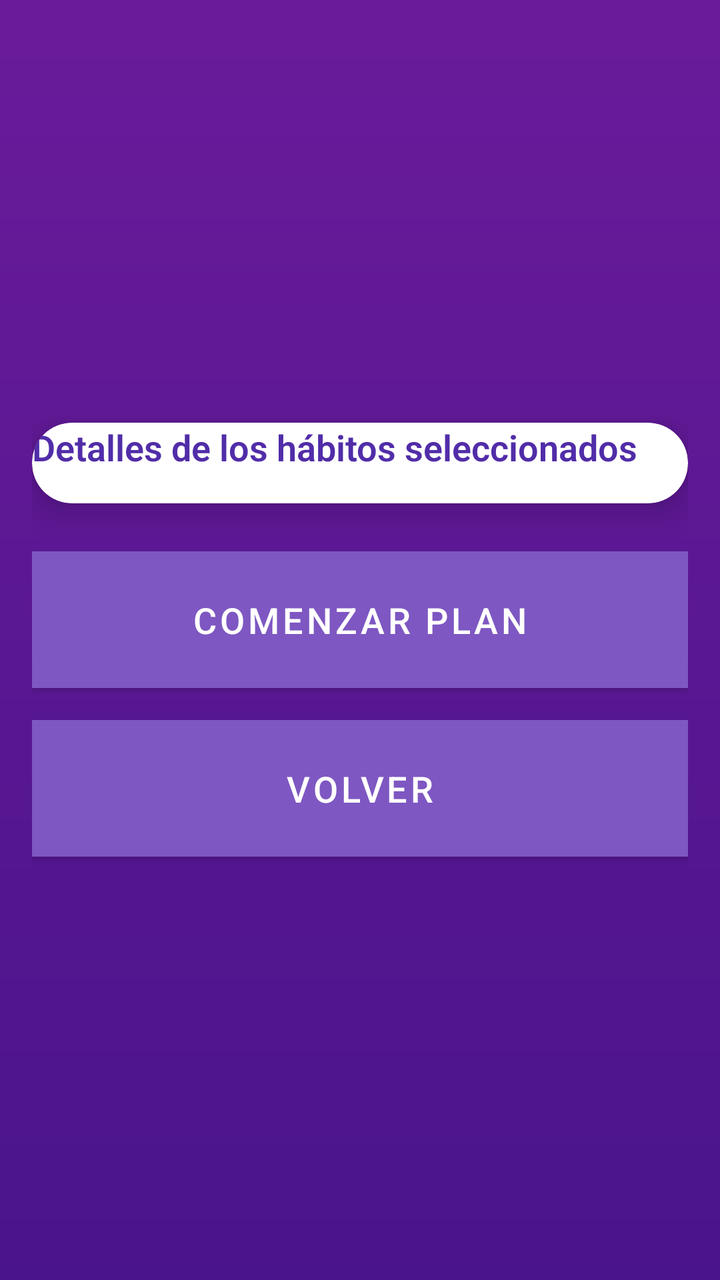
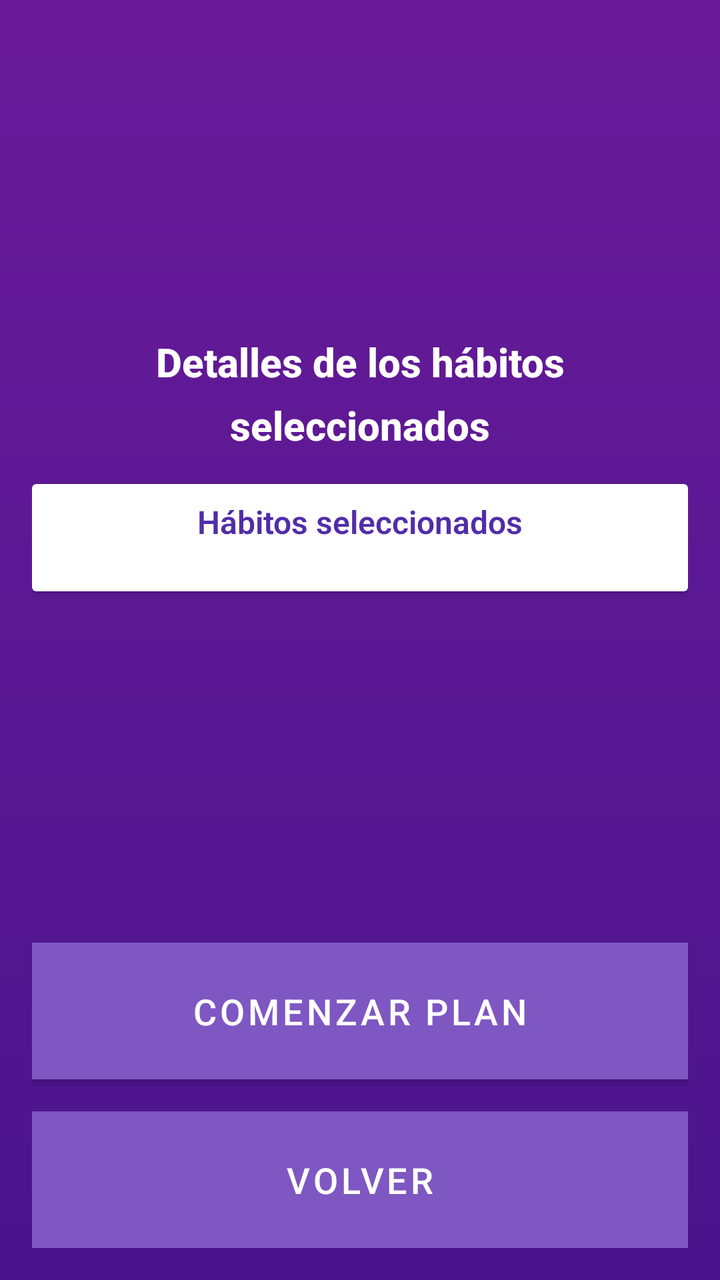

The first picture is an Android layout as it rendered before a commit; the second is the same layout after the commit. The layout source and the unified diff follow.
<!-- AndroidManifest.xml: application theme Theme.MalosH -->
<!-- res/layout/fragment_resumen.xml -->
<?xml version="1.0" encoding="utf-8"?>
<LinearLayout xmlns:android="http://schemas.android.com/apk/res/android"
    android:layout_width="match_parent"
    android:layout_height="match_parent"
    xmlns:app="http://schemas.android.com/apk/res-auto"
    android:orientation="vertical"
    android:gravity="center"
    android:padding="16dp"
    android:background="@drawable/background_gradient">

    
    <androidx.cardview.widget.CardView
        android:layout_width="match_parent"
        android:layout_height="wrap_content"
        android:layout_marginBottom="24dp"
        app:cardCornerRadius="20dp"
        app:cardElevation="10dp"
        android:padding="24dp"
        android:backgroundTint="@android:color/white"
        android:gravity="center">

        
        <TextView
            android:id="@+id/detallesTextView"
            android:layout_width="wrap_content"
            android:layout_height="wrap_content"
            android:text="Detalles de los hábitos seleccionados"
            android:textColor="@color/purple_dark"
            android:textSize="18sp"
            android:textAlignment="center"
            android:textStyle="bold"
            android:fontFamily="sans-serif-light"
            android:layout_marginBottom="16dp" />
    </androidx.cardview.widget.CardView>

    
    <Button
        android:id="@+id/comenzarPlanButton"
        android:layout_width="match_parent"
        android:layout_height="wrap_content"
        android:text="COMENZAR PLAN"
        android:textColor="@android:color/white"
        android:backgroundTint="@color/teal_dark"
        android:padding="16dp"
        android:layout_marginBottom="16dp"
        android:elevation="8dp"
        android:textSize="18sp"
        android:fontFamily="sans-serif-medium"
        android:background="@drawable/button_gradient"
        android:textAllCaps="true" />

    
    <Button
        android:id="@+id/volverButton"
        android:layout_width="match_parent"
        android:layout_height="wrap_content"
        android:text="VOLVER"
        android:textColor="@android:color/white"
        android:padding="16dp"
        android:elevation="8dp"
        android:textSize="18sp"
        android:fontFamily="sans-serif-medium"
        android:background="@drawable/button_gradient_red"
        android:textAllCaps="true" />

</LinearLayout>
<!-- resources referenced by this layout -->
<resources>
  <color name="purple_dark">#512DA8</color>
  <color name="teal_dark">#00796B</color>
  <!-- drawable background_gradient (drawable) -->
  <?xml version="1.0" encoding="utf-8"?>
  <layer-list xmlns:android="http://schemas.android.com/apk/res/android">
      <item>
          <shape>
              <gradient
                  android:startColor="#4A148C"
                  android:endColor="#6A1B9A"
                  android:angle="90"/>
          </shape>
      </item>
  </layer-list>
  <!-- drawable button_gradient (drawable) -->
  <?xml version="1.0" encoding="utf-8"?>
  <layer-list xmlns:android="http://schemas.android.com/apk/res/android">
      <item>
          <shape>
              <gradient
                  android:startColor="#00897B"
                  android:endColor="#00796B"
                  android:angle="90"/>
          </shape>
      </item>
  </layer-list>
  <!-- drawable button_gradient_red (drawable) -->
  <?xml version="1.0" encoding="utf-8"?>
  <layer-list xmlns:android="http://schemas.android.com/apk/res/android">
      <item>
          <shape>
              <gradient
                  android:startColor="#D32F2F"
                  android:endColor="#C62828"
                  android:angle="90"/>
          </shape>
      </item>
  </layer-list>
  <style name="Theme.MalosH" parent="Theme.MaterialComponents.DayNight.NoActionBar">
          
          <item name="colorPrimary">@color/purple</item>
          <item name="colorPrimaryDark">@color/purple</item>
          <item name="colorAccent">@color/teal_dark</item>
      </style>
  <color name="purple">#7E57C2</color>
</resources>

<!-- the commit's change to res/layout/fragment_resumen.xml (unified diff, before → after) -->
@@ -2,36 +2,70 @@
 <LinearLayout xmlns:android="http://schemas.android.com/apk/res/android"
     android:layout_width="match_parent"
     android:layout_height="match_parent"
-    xmlns:app="http://schemas.android.com/apk/res-auto"
     android:orientation="vertical"
     android:gravity="center"
     android:padding="16dp"
     android:background="@drawable/background_gradient">
 
     
-    <androidx.cardview.widget.CardView
+    <ScrollView
         android:layout_width="match_parent"
-        android:layout_height="wrap_content"
-        android:layout_marginBottom="24dp"
-        app:cardCornerRadius="20dp"
-        app:cardElevation="10dp"
-        android:padding="24dp"
-        android:backgroundTint="@android:color/white"
-        android:gravity="center">
+        android:layout_height="0dp"
+        android:layout_weight="1"
+        android:fillViewport="true">
 
-        
-        <TextView
-            android:id="@+id/detallesTextView"
-            android:layout_width="wrap_content"
+        <LinearLayout
+            android:layout_width="match_parent"
             android:layout_height="wrap_content"
-            android:text="Detalles de los hábitos seleccionados"
-            android:textColor="@color/purple_dark"
-            android:textSize="18sp"
-            android:textAlignment="center"
-            android:textStyle="bold"
-            android:fontFamily="sans-serif-light"
-            android:layout_marginBottom="16dp" />
-    </androidx.cardview.widget.CardView>
+            android:orientation="vertical"
+            android:gravity="center">
+
+            
+            <TextView
+                android:id="@+id/detallesTextView"
+                android:layout_width="wrap_content"
+                android:layout_height="wrap_content"
+                android:text="Detalles de los hábitos seleccionados"
+                android:textColor="@color/backgroundWhite"
+                android:textSize="20sp"
+                android:textAlignment="center"
+                android:lineSpacingExtra="8dp"
+                android:textStyle="bold"
+                android:fontFamily="sans-serif-medium"
+                android:layout_marginBottom="16dp" />
+
+            
+            <androidx.cardview.widget.CardView
+                android:layout_width="match_parent"
+                android:layout_height="wrap_content"
+                android:layout_marginBottom="24dp"
+                android:radius="20dp"
+                android:elevation="10dp"
+                android:padding="24dp"
+                android:backgroundTint="@android:color/white"
+                android:gravity="center">
+
+                
+                <TextView
+                    android:id="@+id/habitoSeleccionado"
+                    android:layout_width="match_parent"
+                    android:layout_height="wrap_content"
+                    android:text="Hábitos seleccionados"
+                    android:textColor="@color/purple_dark"
+                    android:textSize="16sp"
+                    android:textAlignment="center"
+                    android:padding="8dp"
+                    android:lineSpacingExtra="8dp"
+                    android:maxLines="4"
+                    android:ellipsize="end"
+                    android:textStyle="bold"
+                    android:fontFamily="sans-serif-light"
+                    android:layout_marginBottom="16dp" />
+
+            </androidx.cardview.widget.CardView>
+
+        </LinearLayout>
+    </ScrollView>
 
     
     <Button
<!-- resource entries referenced after the edit -->
@@ -1,5 +1,6 @@
 <!-- resources referenced by this layout -->
 <resources>
+  <color name="backgroundWhite">#FFFFFF</color>
   <color name="purple_dark">#512DA8</color>
   <color name="teal_dark">#00796B</color>
   <!-- drawable background_gradient (drawable) -->
